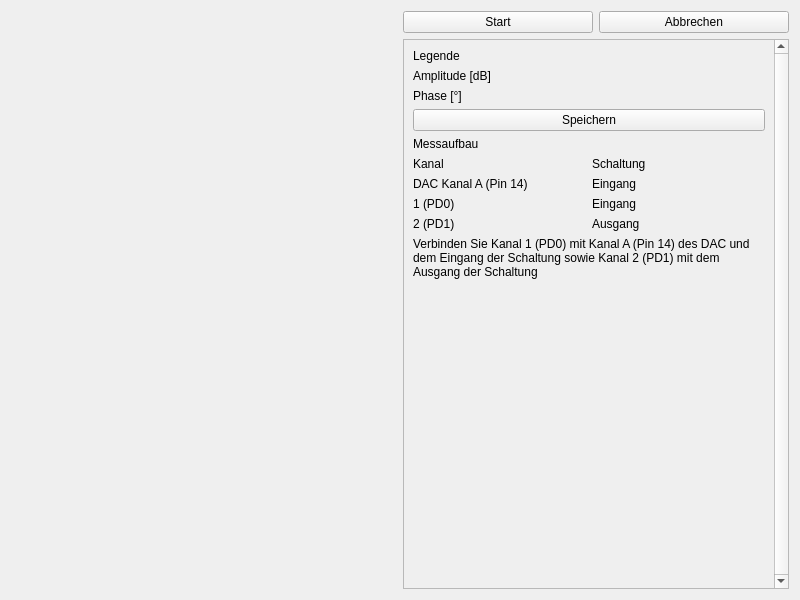
Above: lenlab/gui/frequencyform.ui from kalanzun/red_lenlab before the change. Below: the same form after it.
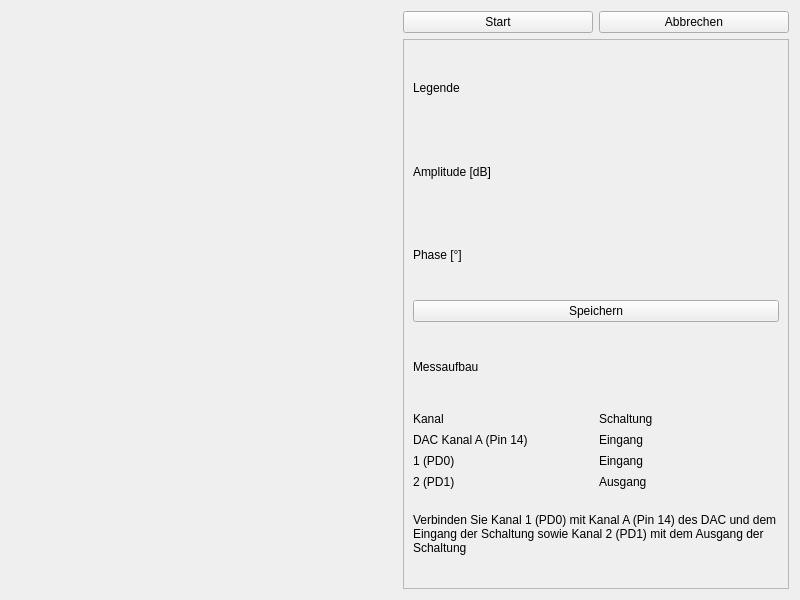
That is the form after the change. Custom widgets are drawn as their Qt base class.

Commit message: sizes update and scrollbars as needed

```diff
--- a/lenlab/gui/frequencyform.ui
+++ b/lenlab/gui/frequencyform.ui
@@ -51,24 +51,16 @@
          <verstretch>0</verstretch>
         </sizepolicy>
        </property>
-       <property name="verticalScrollBarPolicy">
-        <enum>Qt::ScrollBarAlwaysOn</enum>
-       </property>
-       <property name="horizontalScrollBarPolicy">
-        <enum>Qt::ScrollBarAsNeeded</enum>
+       <property name="minimumSize">
+        <size>
+         <width>250</width>
+         <height>0</height>
+        </size>
        </property>
        <property name="widgetResizable">
         <bool>true</bool>
        </property>
        <widget class="QWidget" name="scrollAreaWidgetContents">
-        <property name="geometry">
-         <rect>
-          <x>0</x>
-          <y>0</y>
-          <width>370</width>
-          <height>586</height>
-         </rect>
-        </property>
         <layout class="QVBoxLayout" name="verticalLayout">
          <item>
           <widget class="QLabel" name="label">
@@ -93,12 +85,6 @@
          </item>
          <item>
           <widget class="QPushButton" name="saveButton">
-           <property name="minimumSize">
-            <size>
-             <width>250</width>
-             <height>0</height>
-            </size>
-           </property>
            <property name="text">
             <string>Speichern</string>
            </property>
@@ -186,12 +172,6 @@
            <property name="orientation">
             <enum>Qt::Vertical</enum>
            </property>
-           <property name="sizeHint" stdset="0">
-            <size>
-             <width>20</width>
-             <height>272</height>
-            </size>
-           </property>
           </spacer>
          </item>
         </layout>
```
The commit also changes 2 other files.
